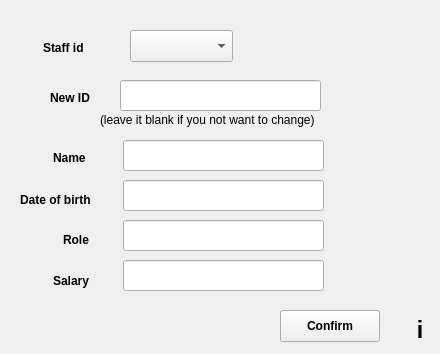
Above: editstaff.ui from TNT57/FootballClubManagementSystem before the change. Below: the same form after it.
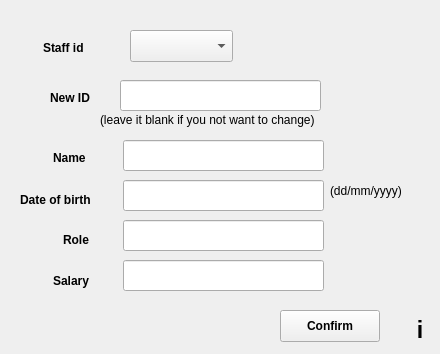
That is the form after the change.

```diff
--- a/editstaff.ui
+++ b/editstaff.ui
@@ -247,6 +247,19 @@
     <set>Qt::AlignCenter</set>
    </property>
   </widget>
+  <widget class="QLabel" name="label_9">
+   <property name="geometry">
+    <rect>
+     <x>330</x>
+     <y>180</y>
+     <width>101</width>
+     <height>21</height>
+    </rect>
+   </property>
+   <property name="text">
+    <string>(dd/mm/yyyy)</string>
+   </property>
+  </widget>
  </widget>
  <resources/>
  <connections/>
```
Left out of the diff: 24 changed lines with no effect on the pictures.
